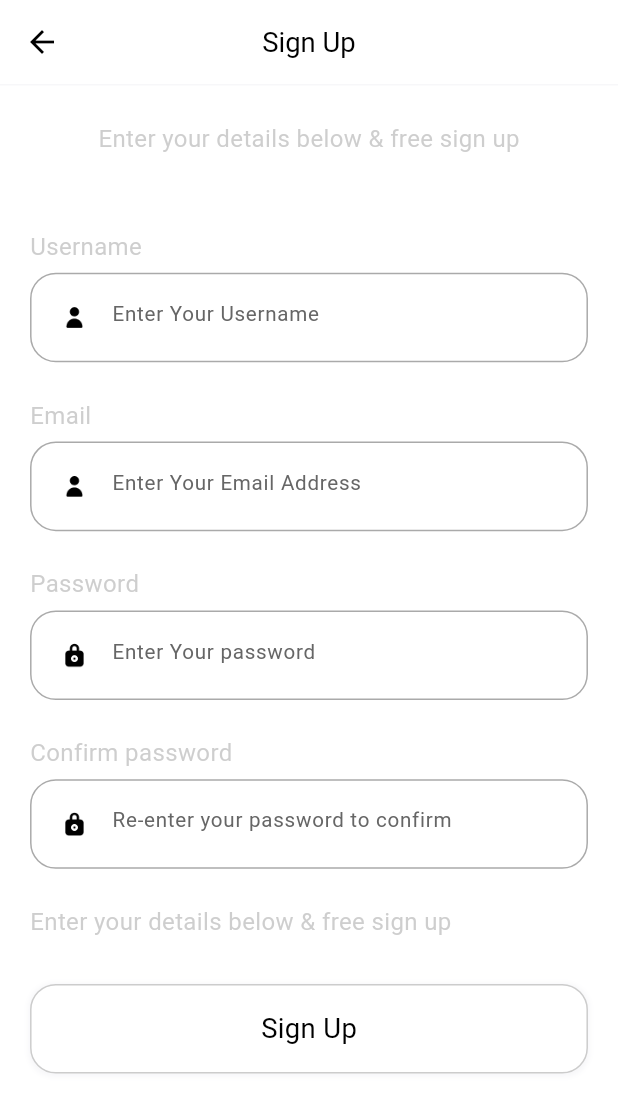
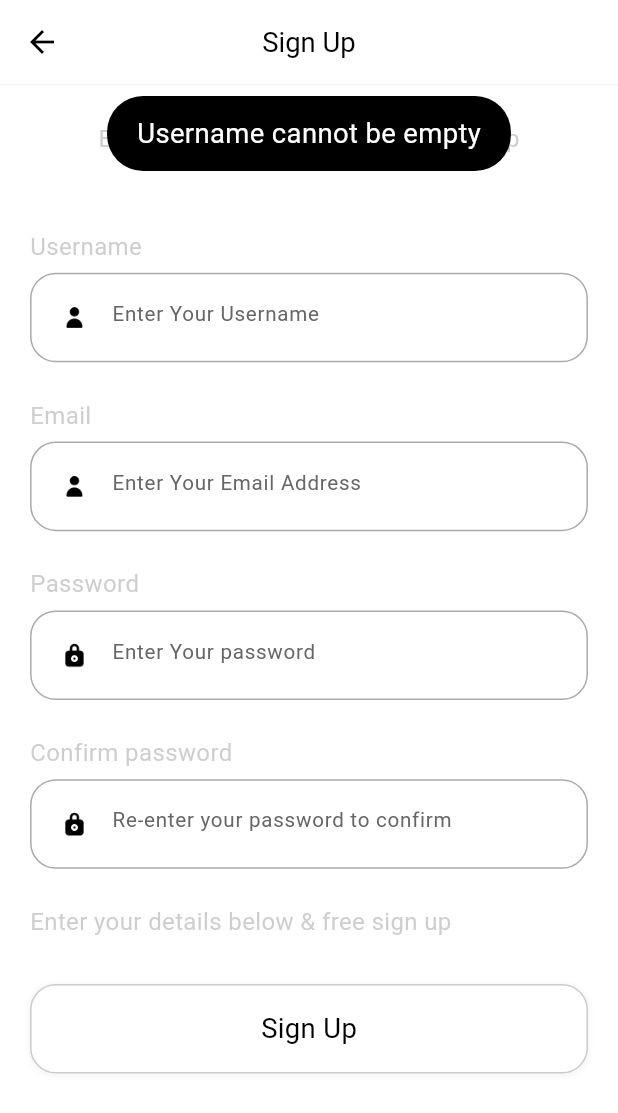
Before and after one commit to hendychrist/bloc_ulearning_app, a Flutter app: the Register screen opened by its route, after a tap on "Sign Up", on a phone screen of 412 x 824 dp. Shown: the top 1113 px of the screen. Run offline on Flutter 3.47's test engine with Material 3 defaults, Android fonts, the light colour scheme and no system bars; our stand-ins replace cloud_firestore, dots_indicator, firebase_auth, firebase_core, flutter_bloc, flutter_screenutil and 1 more; accounts and stored records are empty; Roboto replaces fonts that are missing (Avenir).

Commit message:
add firebase auth to controller

```diff
--- a/lib/pages/register/register.dart
+++ b/lib/pages/register/register.dart
@@ -5,6 +5,7 @@ import 'package:ulearning_app/pages/common_widget.dart';
 import 'package:ulearning_app/pages/register/bloc/register_bloc.dart';
 import 'package:ulearning_app/pages/register/bloc/register_events.dart';
 import 'package:ulearning_app/pages/register/bloc/register_states.dart';
+import 'package:ulearning_app/pages/register/register_controller.dart';
 
 class Register extends StatefulWidget {
   const Register({super.key});
@@ -18,7 +19,7 @@ class _RegisterState extends State<Register> {
   @override
   Widget build(BuildContext context) {
 
-        return BlocBuilder<RegisterBloc, RegisterState>(
+    return BlocBuilder<RegisterBloc, RegisterState>(
       builder: (context, state) {
             return SafeArea(
               child: Scaffold(
@@ -88,7 +89,8 @@ class _RegisterState extends State<Register> {
                                     'Sign Up',
                                     'register',
                                      (){
-                                      Navigator.of(context).pushNamed("register");
+                                      RegisterController(context: context).handleEmailRegister();
+                                      // Navigator.of(context).pushNamed("register");
                                     }
                                   ),
 
--- a/lib/pages/register/register_controller.dart
+++ b/lib/pages/register/register_controller.dart
@@ -0,0 +1,67 @@
+ // ignore_for_file: use_build_context_synchronously
+
+ import 'package:firebase_auth/firebase_auth.dart';
+import 'package:flutter/material.dart';
+import 'package:flutter_bloc/flutter_bloc.dart';
+import 'package:ulearning_app/common/widget/flutter_toast.dart';
+import 'package:ulearning_app/pages/register/bloc/register_bloc.dart';
+
+class RegisterController{
+    final BuildContext context;
+    const RegisterController({required this.context});
+
+
+    Future<void> handleEmailRegister() async {
+      final state = context.read<RegisterBloc>().state;
+
+      String username = state.username;
+      String email = state.email;
+      String password = state.password;
+      String confirmPassword = state.confirmPassword;
+
+      if(username.isEmpty){
+        toastInfo(msg: "Username cannot be empty");
+        return;
+      }
+
+      if(email.isEmpty){
+        toastInfo(msg: "Email cannot be empty");
+        return;
+      }
+
+      if(password.isEmpty){
+        toastInfo(msg: "password cannot be empty");
+        return;
+      }
+
+      if(confirmPassword.isEmpty){
+        toastInfo(msg: "Confirm Password cannot be empty");
+        return;
+      }
+
+      try{
+
+        final credential = await FirebaseAuth.instance.createUserWithEmailAndPassword(email: email, password: password);
+
+        if(credential.user != null){
+          await credential.user?.sendEmailVerification();
+          await credential.user?.updateDisplayName(username);
+          toastInfo(msg: "An email has been send to your registered email. To active it please check your email box and click ont he link");
+          Navigator.of(context).pop();
+        }
+
+      }on FirebaseAuthException catch(e){
+          if(e.code == 'weak-password'){
+            toastInfo(msg: "The password provided is to weak");
+          }else if(e.code == 'email-already-in-use'){
+            toastInfo(msg: "The email is already in use");
+          }else if(e.code == 'invalid-email'){
+            toastInfo(msg: "Your email address format is wrong");
+          }else{
+            toastInfo(msg: "${e.message}");
+          }
+      }
+
+
+    }
+ }
```
